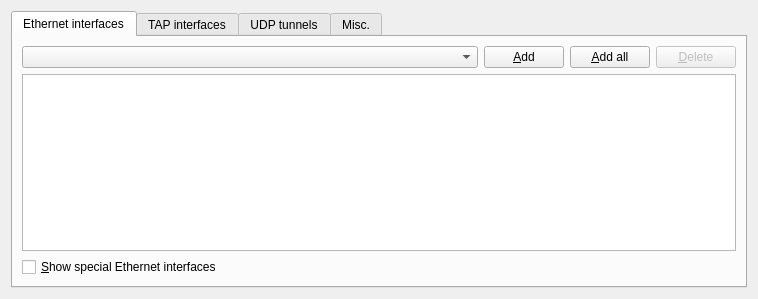
First picture: the form in gns3/modules/builtin/ui/cloud_configuration_page.ui, repository GNS3/gns3-gui, before the edit.
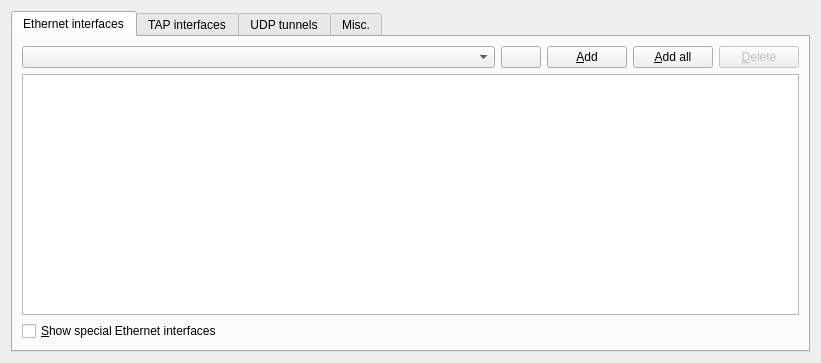
Second picture: the form after the edit. Icons and pictures are not drawn.

Commit message: Improve inline help. Fixes #1999. Add a warning about wifi interfaces in the cloud. Fixes #1902.

What changed in the file:
```diff
--- a/gns3/modules/builtin/ui/cloud_configuration_page.ui
+++ b/gns3/modules/builtin/ui/cloud_configuration_page.ui
@@ -6,8 +6,8 @@
    <rect>
     <x>0</x>
     <y>0</y>
-    <width>758</width>
-    <height>299</height>
+    <width>821</width>
+    <height>363</height>
    </rect>
   </property>
   <property name="windowTitle">
@@ -40,21 +40,21 @@
          </property>
         </widget>
        </item>
-       <item row="0" column="1">
+       <item row="0" column="2">
         <widget class="QPushButton" name="uiAddEthernetPushButton">
          <property name="text">
           <string>&amp;Add</string>
          </property>
         </widget>
        </item>
-       <item row="0" column="2">
+       <item row="0" column="3">
         <widget class="QPushButton" name="uiAddAllEthernetPushButton">
          <property name="text">
           <string>&amp;Add all</string>
          </property>
         </widget>
        </item>
-       <item row="0" column="3">
+       <item row="0" column="4">
         <widget class="QPushButton" name="uiDeleteEthernetPushButton">
          <property name="enabled">
           <bool>false</bool>
@@ -64,7 +64,7 @@
          </property>
         </widget>
        </item>
-       <item row="1" column="0" colspan="4">
+       <item row="1" column="0" colspan="5">
         <widget class="QListWidget" name="uiEthernetListWidget">
          <property name="selectionMode">
           <enum>QAbstractItemView::ExtendedSelection</enum>
@@ -74,7 +74,17 @@
          </property>
         </widget>
        </item>
-       <item row="2" column="0">
+       <item row="0" column="1">
+        <widget class="QPushButton" name="uiEthernetWarningPushButton">
+         <property name="text">
+          <string/>
+         </property>
+         <property name="icon">
+          <iconset theme="dialog-warning"/>
+         </property>
+        </widget>
+       </item>
+       <item row="2" column="0" colspan="2">
         <widget class="QCheckBox" name="uiShowSpecialInterfacesCheckBox">
          <property name="text">
           <string>&amp;Show special Ethernet interfaces</string>
```
Left out of the diff: 4 changed lines with no effect on the pictures. The commit also changes 18 other files.
